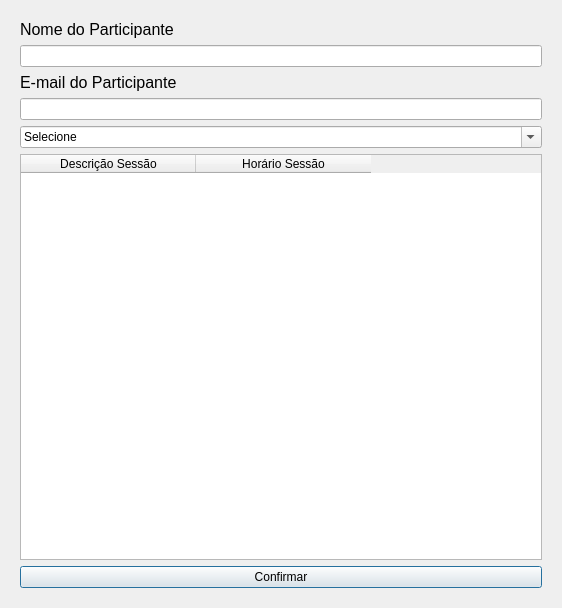
Qt form TrabalhoEventos/view/inscricao_ui.ui (DaniloMenezesXML/GestaoEventos) before a commit.
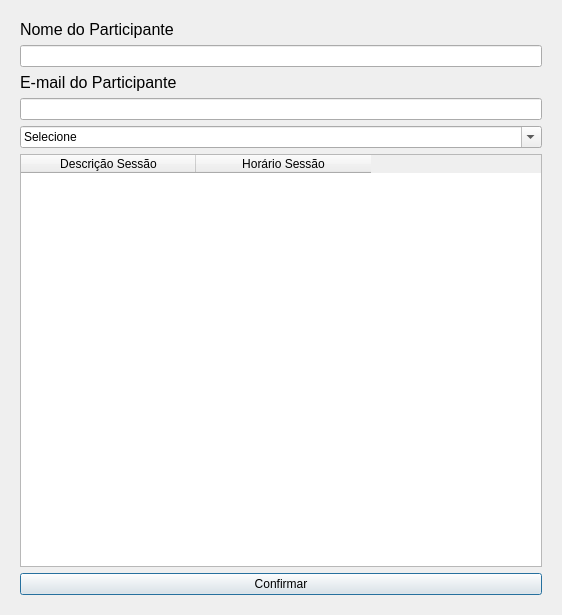
The same form after that commit.

Diff of the .ui file:
```diff
--- a/TrabalhoEventos/view/inscricao_ui.ui
+++ b/TrabalhoEventos/view/inscricao_ui.ui
@@ -7,7 +7,7 @@
     <x>0</x>
     <y>0</y>
     <width>562</width>
-    <height>608</height>
+    <height>615</height>
    </rect>
   </property>
   <property name="windowTitle">
```
